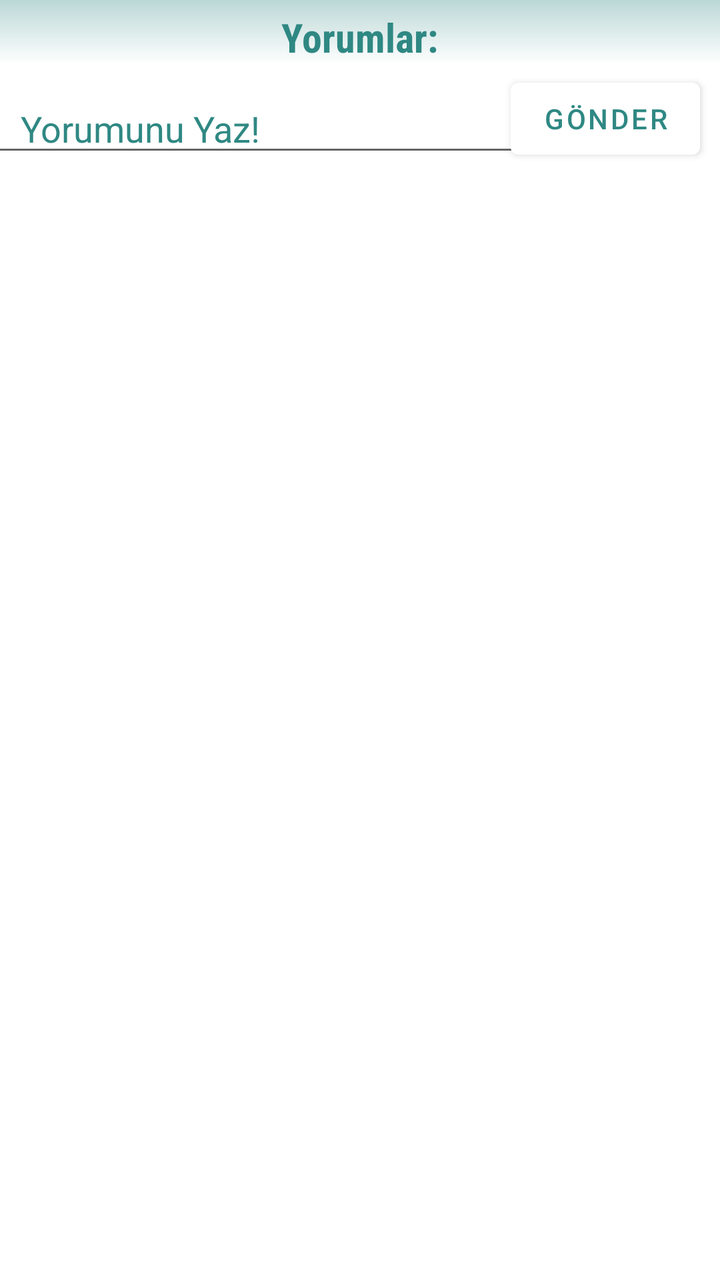
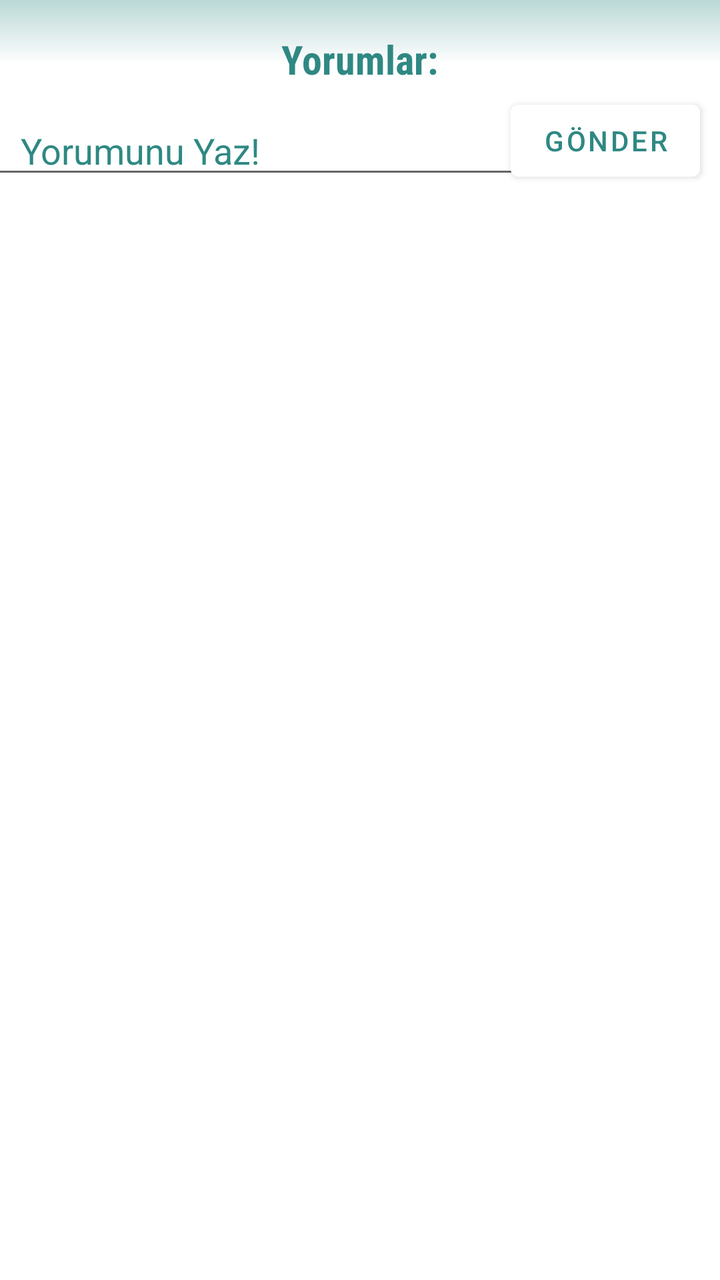

An Android layout rendered at two revisions. The XML below is the earlier revision; the diff shows what the commit changed to produce the second picture.
<!-- AndroidManifest.xml: application theme Theme.ItirafEt -->
<!-- res/layout/fragment_feed_bottom_sheet.xml -->
<?xml version="1.0" encoding="utf-8"?>
<androidx.constraintlayout.widget.ConstraintLayout
    xmlns:android="http://schemas.android.com/apk/res/android"
    xmlns:tools="http://schemas.android.com/tools"
    android:layout_width="match_parent"
    android:layout_height="wrap_content"
    android:background="@drawable/bg_gradient"
    xmlns:app="http://schemas.android.com/apk/res-auto"
    tools:context=".view.bottomsheet.FeedBottomSheetFragment">

    <TextView
        android:id="@+id/yorumlarText"
        android:layout_width="wrap_content"
        android:layout_height="wrap_content"
        android:text="Yorumlar:"
        android:textSize="20sp"
        android:textStyle="bold"
        android:textColor="@color/dark_main_color"
        android:fontFamily="sans-serif-condensed"
        android:layout_marginTop="5dp"
        app:layout_constraintStart_toStartOf="parent"
        app:layout_constraintEnd_toEndOf="parent"
        app:layout_constraintTop_toTopOf="parent"/>

    <com.google.android.material.textfield.TextInputEditText
        android:id="@+id/commentEditText"
        android:layout_width="270dp"
        android:layout_height="wrap_content"
        android:paddingStart="20dp"
        android:layout_marginTop="10dp"
        android:layout_marginBottom="10dp"
        android:layout_marginStart="10dp"
        android:textColorHint="@color/dark_main_color"
        android:layout_marginEnd="120dp"
        android:hint="Yorumunu Yaz!"
        app:layout_constraintTop_toBottomOf="@id/yorumlarText"
        app:layout_constraintStart_toStartOf="parent"
        app:layout_constraintEnd_toEndOf="parent"/>

    <com.google.android.material.button.MaterialButton
        android:id="@+id/buttonYorumGonder"
        android:layout_width="wrap_content"
        android:layout_height="wrap_content"
        android:text="gönder"
        android:textColor="@color/dark_main_color"
        android:layout_marginEnd="10dp"
        android:backgroundTint="@color/white"
        app:layout_constraintBottom_toBottomOf="@id/commentEditText"
        app:layout_constraintEnd_toEndOf="parent"
        app:layout_constraintLeft_toRightOf="@id/commentEditText"/>


    <androidx.recyclerview.widget.RecyclerView
        android:id="@+id/commentRecyclerView"
        android:layout_width="match_parent"
        android:layout_height="260dp"
        android:layout_marginTop="20dp"
        app:layout_constraintStart_toStartOf="parent"
        app:layout_constraintTop_toBottomOf="@id/commentEditText"
        app:layout_constraintBottom_toBottomOf="parent"
        />


</androidx.constraintlayout.widget.ConstraintLayout>
<!-- resources referenced by this layout -->
<resources>
  <color name="dark_main_color">#2F8883</color>
  <color name="white">#FFFFFFFF</color>
  <!-- drawable bg_gradient (drawable) -->
  <?xml version="1.0" encoding="utf-8"?>
  <shape  android:shape="rectangle" xmlns:android="http://schemas.android.com/apk/res/android">
  
      <gradient android:angle="120"
          android:centerY="0.05"
          android:centerColor="@color/white"
          android:startColor="#542F8883"
          android:endColor="@color/white"
          android:type="linear"/>
  
  </shape>
  <style name="Theme.ItirafEt" parent="Theme.MaterialComponents.DayNight.DarkActionBar">
          
          <item name="colorPrimary">#2F8883</item>
          <item name="colorPrimaryVariant">#2F8883</item>
          <item name="colorOnPrimary">@color/white</item>
          
          <item name="colorSecondary">@color/teal_200</item>
          <item name="colorSecondaryVariant">@color/teal_700</item>
          <item name="colorOnSecondary">@color/black</item>
          
          <item name="android:statusBarColor" tools:targetApi="l">?attr/colorPrimaryVariant</item>
          
          <item name="windowNoTitle">true</item>
          <item name="windowActionBar">false</item>
      </style>
  <color name="teal_200">#FF03DAC5</color>
  <color name="teal_700">#FF018786</color>
  <color name="black">#FF000000</color>
</resources>

<!-- the commit's change to res/layout/fragment_feed_bottom_sheet.xml (unified diff, before → after) -->
@@ -17,7 +17,7 @@
         android:textStyle="bold"
         android:textColor="@color/dark_main_color"
         android:fontFamily="sans-serif-condensed"
-        android:layout_marginTop="5dp"
+        android:layout_marginTop="16dp"
         app:layout_constraintStart_toStartOf="parent"
         app:layout_constraintEnd_toEndOf="parent"
         app:layout_constraintTop_toTopOf="parent"/>
